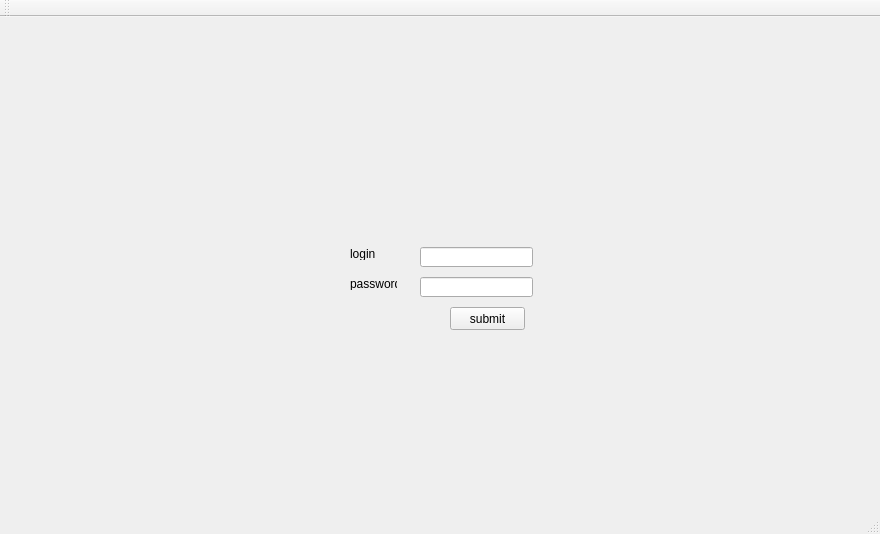
The window that Semester2/lab1/1lab/mainwindow.ui (AnastasySh/lab_351) describes before a commit, drawn with Qt 5.
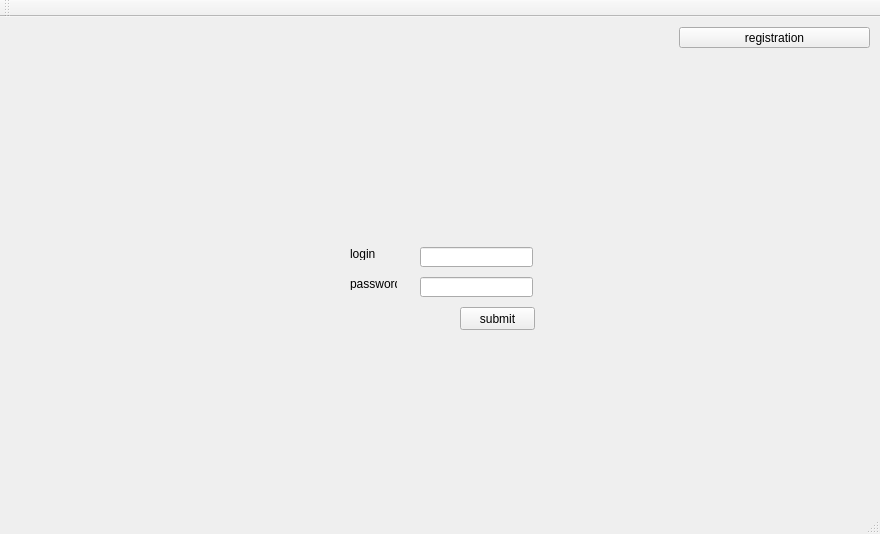
The same window after the commit.

The edit to the form file:
```diff
--- a/Semester2/lab1/1lab/mainwindow.ui
+++ b/Semester2/lab1/1lab/mainwindow.ui
@@ -43,7 +43,7 @@
    <widget class="QPushButton" name="pushButton">
     <property name="geometry">
      <rect>
-      <x>450</x>
+      <x>460</x>
       <y>290</y>
       <width>75</width>
       <height>23</height>
@@ -73,6 +73,19 @@
      </rect>
     </property>
    </widget>
+   <widget class="QPushButton" name="reg">
+    <property name="geometry">
+     <rect>
+      <x>679</x>
+      <y>10</y>
+      <width>191</width>
+      <height>21</height>
+     </rect>
+    </property>
+    <property name="text">
+     <string>registration</string>
+    </property>
+   </widget>
   </widget>
   <widget class="QToolBar" name="mainToolBar">
    <attribute name="toolBarArea">
```
